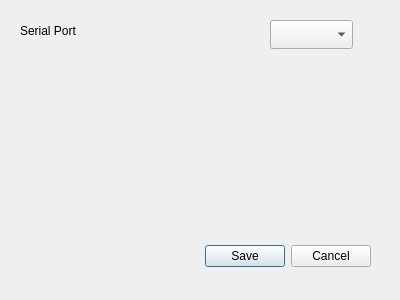
Above: Fritz/configwindow.ui from ptbw/Fritz-Qt5-project-for-Raspberry-Pi before the change. Below: the same form after it.
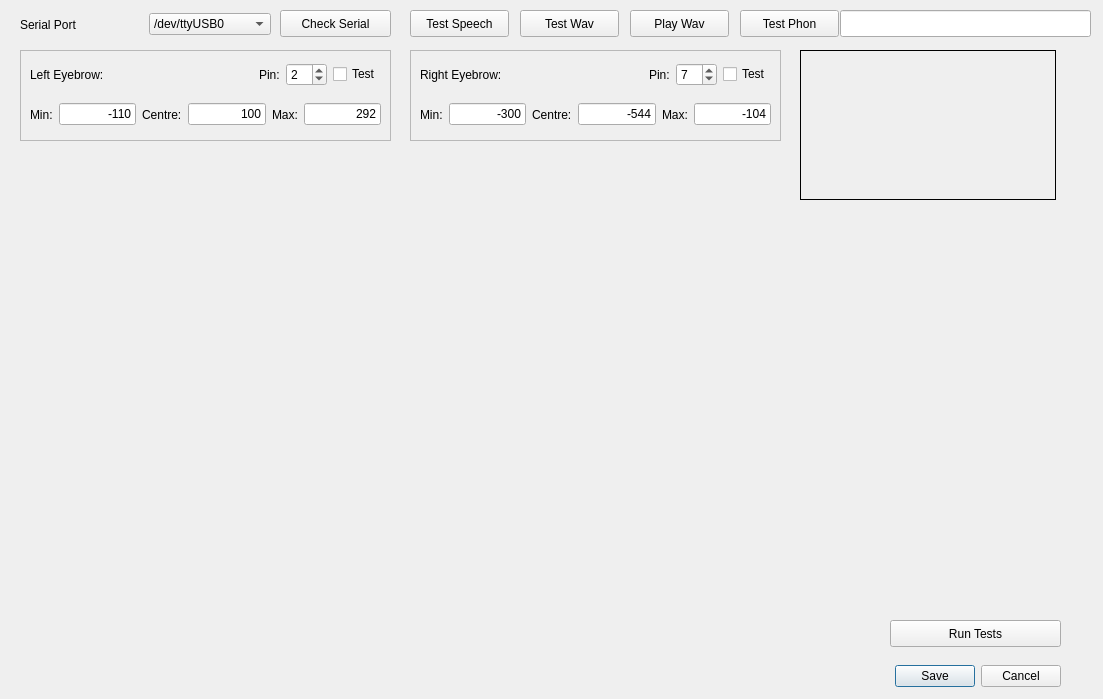
That is the form after the change.

What changed in the file:
```diff
--- a/Fritz/configwindow.ui
+++ b/Fritz/configwindow.ui
@@ -9,8 +9,8 @@
    <rect>
     <x>0</x>
     <y>0</y>
-    <width>400</width>
-    <height>300</height>
+    <width>1103</width>
+    <height>699</height>
    </rect>
   </property>
   <property name="windowTitle">
@@ -19,8 +19,8 @@
   <widget class="QDialogButtonBox" name="btnCancelSave">
    <property name="geometry">
     <rect>
-     <x>30</x>
-     <y>240</y>
+     <x>720</x>
+     <y>660</y>
      <width>341</width>
      <height>32</height>
     </rect>
@@ -32,29 +32,414 @@
     <set>QDialogButtonBox::Cancel|QDialogButtonBox::Save</set>
    </property>
   </widget>
-  <widget class="QComboBox" name="comboBox">
+  <widget class="QPushButton" name="pushButton">
    <property name="geometry">
     <rect>
-     <x>270</x>
-     <y>20</y>
-     <width>83</width>
-     <height>29</height>
+     <x>280</x>
+     <y>10</y>
+     <width>111</width>
+     <height>27</height>
     </rect>
    </property>
+   <property name="text">
+    <string>Check Serial</string>
+   </property>
   </widget>
-  <widget class="QLabel" name="label">
+  <widget class="QFrame" name="frame">
    <property name="geometry">
     <rect>
      <x>20</x>
-     <y>20</y>
-     <width>211</width>
-     <height>21</height>
+     <y>50</y>
+     <width>371</width>
+     <height>91</height>
     </rect>
    </property>
+   <property name="frameShape">
+    <enum>QFrame::StyledPanel</enum>
+   </property>
+   <property name="frameShadow">
+    <enum>QFrame::Raised</enum>
+   </property>
+  </widget>
+  <widget class="QWidget" name="">
+   <property name="geometry">
+    <rect>
+     <x>30</x>
+     <y>100</y>
+     <width>351</width>
+     <height>29</height>
+    </rect>
+   </property>
+   <layout class="QHBoxLayout" name="horizontalLayout_3">
+    <item>
+     <widget class="QLabel" name="label_4">
+      <property name="text">
+       <string>Min:</string>
+      </property>
+     </widget>
+    </item>
+    <item>
+     <widget class="QLineEdit" name="leftEyebrowMin">
+      <property name="text">
+       <string>-110</string>
+      </property>
+      <property name="alignment">
+       <set>Qt::AlignRight|Qt::AlignTrailing|Qt::AlignVCenter</set>
+      </property>
+     </widget>
+    </item>
+    <item>
+     <widget class="QLabel" name="label_6">
+      <property name="text">
+       <string>Centre:</string>
+      </property>
+     </widget>
+    </item>
+    <item>
+     <widget class="QLineEdit" name="leftEyebrowTrim">
+      <property name="text">
+       <string>100</string>
+      </property>
+      <property name="alignment">
+       <set>Qt::AlignRight|Qt::AlignTrailing|Qt::AlignVCenter</set>
+      </property>
+     </widget>
+    </item>
+    <item>
+     <widget class="QLabel" name="label_5">
+      <property name="text">
+       <string>Max:</string>
+      </property>
+     </widget>
+    </item>
+    <item>
+     <widget class="QLineEdit" name="leftEyebrowMax">
+      <property name="text">
+       <string>292</string>
+      </property>
+      <property name="alignment">
+       <set>Qt::AlignRight|Qt::AlignTrailing|Qt::AlignVCenter</set>
+      </property>
+     </widget>
+    </item>
+   </layout>
+  </widget>
+  <widget class="QWidget" name="">
+   <property name="geometry">
+    <rect>
+     <x>30</x>
+     <y>60</y>
+     <width>351</width>
+     <height>29</height>
+    </rect>
+   </property>
+   <layout class="QHBoxLayout" name="horizontalLayout_2">
+    <item>
+     <widget class="QLabel" name="label_2">
+      <property name="text">
+       <string>Left Eyebrow:</string>
+      </property>
+     </widget>
+    </item>
+    <item>
+     <spacer name="horizontalSpacer">
+      <property name="orientation">
+       <enum>Qt::Horizontal</enum>
+      </property>
+      <property name="sizeHint" stdset="0">
+       <size>
+        <width>40</width>
+        <height>20</height>
+       </size>
+      </property>
+     </spacer>
+    </item>
+    <item>
+     <widget class="QLabel" name="label_3">
+      <property name="text">
+       <string>Pin:</string>
+      </property>
+     </widget>
+    </item>
+    <item>
+     <widget class="QSpinBox" name="leftEyebrowPin">
+      <property name="maximum">
+       <number>17</number>
+      </property>
+      <property name="value">
+       <number>2</number>
+      </property>
+     </widget>
+    </item>
+    <item>
+     <widget class="QCheckBox" name="leftEyebrowTest">
+      <property name="text">
+       <string>Test</string>
+      </property>
+     </widget>
+    </item>
+   </layout>
+  </widget>
+  <widget class="QPushButton" name="btnRunTests">
+   <property name="geometry">
+    <rect>
+     <x>890</x>
+     <y>620</y>
+     <width>171</width>
+     <height>27</height>
+    </rect>
+   </property>
    <property name="text">
-    <string>Serial Port</string>
+    <string>Run Tests</string>
    </property>
   </widget>
+  <widget class="QFrame" name="frame_2">
+   <property name="geometry">
+    <rect>
+     <x>410</x>
+     <y>50</y>
+     <width>371</width>
+     <height>91</height>
+    </rect>
+   </property>
+   <property name="frameShape">
+    <enum>QFrame::StyledPanel</enum>
+   </property>
+   <property name="frameShadow">
+    <enum>QFrame::Raised</enum>
+   </property>
+  </widget>
+  <widget class="QWidget" name="layoutWidget">
+   <property name="geometry">
+    <rect>
+     <x>420</x>
+     <y>60</y>
+     <width>351</width>
+     <height>29</height>
+    </rect>
+   </property>
+   <layout class="QHBoxLayout" name="horizontalLayout_4">
+    <item>
+     <widget class="QLabel" name="label_7">
+      <property name="text">
+       <string>Right Eyebrow:</string>
+      </property>
+     </widget>
+    </item>
+    <item>
+     <spacer name="horizontalSpacer_2">
+      <property name="orientation">
+       <enum>Qt::Horizontal</enum>
+      </property>
+      <property name="sizeHint" stdset="0">
+       <size>
+        <width>40</width>
+        <height>20</height>
+       </size>
+      </property>
+     </spacer>
+    </item>
+    <item>
+     <widget class="QLabel" name="label_8">
+      <property name="text">
+       <string>Pin:</string>
+      </property>
+     </widget>
+    </item>
+    <item>
+     <widget class="QSpinBox" name="rightEyebrowPin">
+      <property name="maximum">
+       <number>17</number>
+      </property>
+      <property name="value">
+       <number>7</number>
+      </property>
+     </widget>
+    </item>
+    <item>
+     <widget class="QCheckBox" name="rightEyebrowTest">
+      <property name="text">
+       <string>Test</string>
+      </property>
+     </widget>
+    </item>
+   </layout>
+  </widget>
+  <widget class="QWidget" name="layoutWidget_2">
+   <property name="geometry">
+    <rect>
+     <x>420</x>
+     <y>100</y>
+     <width>351</width>
+     <height>29</height>
+    </rect>
+   </property>
+   <layout class="QHBoxLayout" name="horizontalLayout_5">
+    <item>
+     <widget class="QLabel" name="label_9">
+      <property name="text">
+       <string>Min:</string>
+      </property>
+     </widget>
+    </item>
+    <item>
+     <widget class="QLineEdit" name="rightEyebrowMin">
+      <property name="text">
+       <string>-300</string>
+      </property>
+      <property name="alignment">
+       <set>Qt::AlignRight|Qt::AlignTrailing|Qt::AlignVCenter</set>
+      </property>
+     </widget>
+    </item>
+    <item>
+     <widget class="QLabel" name="label_10">
+      <property name="text">
+       <string>Centre:</string>
+      </property>
+     </widget>
+    </item>
+    <item>
+     <widget class="QLineEdit" name="rightEyebrowTrim">
+      <property name="text">
+       <string>-544</string>
+      </property>
+      <property name="alignment">
+       <set>Qt::AlignRight|Qt::AlignTrailing|Qt::AlignVCenter</set>
+      </property>
+     </widget>
+    </item>
+    <item>
+     <widget class="QLabel" name="label_11">
+      <property name="text">
+       <string>Max:</string>
+      </property>
+     </widget>
+    </item>
+    <item>
+     <widget class="QLineEdit" name="rightEyebrowMax">
+      <property name="text">
+       <string>-104</string>
+      </property>
+      <property name="alignment">
+       <set>Qt::AlignRight|Qt::AlignTrailing|Qt::AlignVCenter</set>
+      </property>
+     </widget>
+    </item>
+   </layout>
+  </widget>
+  <widget class="QPushButton" name="btnTestSpeech">
+   <property name="geometry">
+    <rect>
+     <x>410</x>
+     <y>10</y>
+     <width>99</width>
+     <height>27</height>
+    </rect>
+   </property>
+   <property name="text">
+    <string>Test Speech</string>
+   </property>
+  </widget>
+  <widget class="QPushButton" name="btnTestSpeech_2">
+   <property name="geometry">
+    <rect>
+     <x>520</x>
+     <y>10</y>
+     <width>99</width>
+     <height>27</height>
+    </rect>
+   </property>
+   <property name="text">
+    <string>Test Wav</string>
+   </property>
+  </widget>
+  <widget class="QPushButton" name="btnTestSpeech_3">
+   <property name="geometry">
+    <rect>
+     <x>630</x>
+     <y>10</y>
+     <width>99</width>
+     <height>27</height>
+    </rect>
+   </property>
+   <property name="text">
+    <string>Play Wav</string>
+   </property>
+  </widget>
+  <widget class="QPushButton" name="btnTestSpeech_4">
+   <property name="geometry">
+    <rect>
+     <x>740</x>
+     <y>10</y>
+     <width>99</width>
+     <height>27</height>
+    </rect>
+   </property>
+   <property name="text">
+    <string>Test Phon</string>
+   </property>
+  </widget>
+  <widget class="QLabel" name="lblPicture">
+   <property name="geometry">
+    <rect>
+     <x>800</x>
+     <y>50</y>
+     <width>256</width>
+     <height>150</height>
+    </rect>
+   </property>
+   <property name="autoFillBackground">
+    <bool>false</bool>
+   </property>
+   <property name="frameShape">
+    <enum>QFrame::Box</enum>
+   </property>
+   <property name="text">
+    <string/>
+   </property>
+   <property name="scaledContents">
+    <bool>true</bool>
+   </property>
+  </widget>
+  <widget class="QLineEdit" name="textToSay">
+   <property name="geometry">
+    <rect>
+     <x>840</x>
+     <y>10</y>
+     <width>251</width>
+     <height>27</height>
+    </rect>
+   </property>
+  </widget>
+  <widget class="QWidget" name="">
+   <property name="geometry">
+    <rect>
+     <x>20</x>
+     <y>10</y>
+     <width>251</width>
+     <height>29</height>
+    </rect>
+   </property>
+   <layout class="QHBoxLayout" name="horizontalLayout">
+    <item>
+     <widget class="QLabel" name="label">
+      <property name="text">
+       <string>Serial Port</string>
+      </property>
+     </widget>
+    </item>
+    <item>
+     <widget class="QComboBox" name="comboBox">
+      <item>
+       <property name="text">
+        <string>/dev/ttyUSB0</string>
+       </property>
+      </item>
+     </widget>
+    </item>
+   </layout>
+  </widget>
  </widget>
  <resources/>
  <connections>
```
